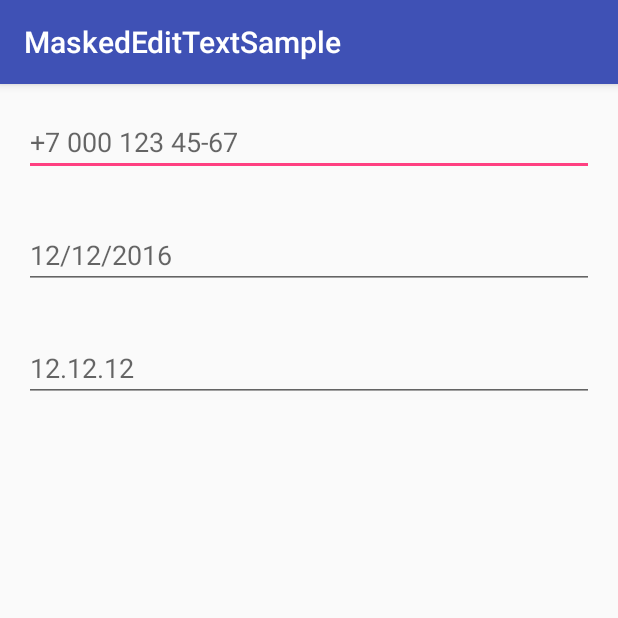
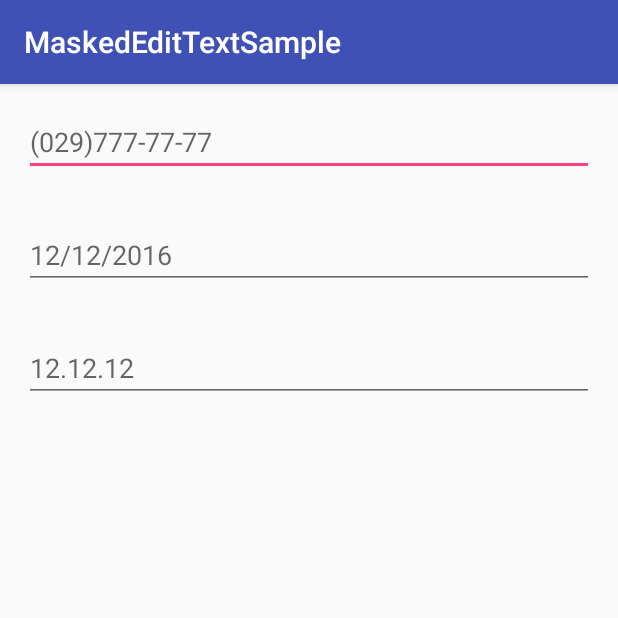
Before and after one commit to VicMikhailau/MaskedEditText, an Android app: the screen it shows after launch (MainActivity), on a phone screen of 412 x 824 dp, the top half of it. Run offline under Robolectric (Android 15) with nearby library versions, the phone set to English and light mode, and no system bars.

```diff
--- a/MaskedEditText/build.gradle
+++ b/MaskedEditText/build.gradle
@@ -13,7 +13,7 @@ ext {
     siteUrl = 'https://github.com/VicMikhailau/MaskedEditText'
     gitUrl = 'https://github.com/VicMikhailau/MaskedEditText.git'
 
-    libraryVersion = '2.0.1'
+    libraryVersion = '2.0.2'
 
     developerId = 'VicMikhailau'
     developerName = 'Vic Mikhailau'
@@ -45,7 +45,7 @@ android {
 dependencies {
     compile fileTree(dir: 'libs', include: ['*.jar'])
     testCompile 'junit:junit:4.12'
-    compile 'com.android.support:appcompat-v7:25.1.0'
+    compile 'com.android.support:appcompat-v7:25.3.0'
 }
 
 apply from: 'https://raw.githubusercontent.com/nuuneoi/JCenter/master/installv1.gradle'
--- a/app/build.gradle
+++ b/app/build.gradle
@@ -22,6 +22,6 @@ android {
 dependencies {
     compile fileTree(include: ['*.jar'], dir: 'libs')
     testCompile 'junit:junit:4.12'
-    compile 'com.android.support:appcompat-v7:25.1.0'
+    compile 'com.android.support:appcompat-v7:25.3.0'
     compile project(':MaskedEditText')
 }
--- a/app/src/main/res/layout/activity_main.xml
+++ b/app/src/main/res/layout/activity_main.xml
@@ -20,7 +20,7 @@
         android:hint="@string/edt_masked_custom_mobile_hint"
         android:textColor="@android:color/black"
         android:inputType="phone"
-        app:mask="+7 ### ### ##-##" />
+        app:mask="(###)###-##-##" />
 
     <EditText
         android:id="@+id/edt_masked"
--- a/app/src/main/res/values/strings.xml
+++ b/app/src/main/res/values/strings.xml
@@ -1,6 +1,6 @@
 <resources>
     <string name="app_name">MaskedEditTextSample</string>
     <string name="edt_masked_custom_sample_hint">12.12.12</string>
-    <string name="edt_masked_custom_mobile_hint">+7 000 123 45-67</string>
+    <string name="edt_masked_custom_mobile_hint">(029)777-77-77</string>
     <string name="edt_masked_date_hint">12/12/2016</string>
 </resources>
```
Also changed, not shown: 1 other file.
